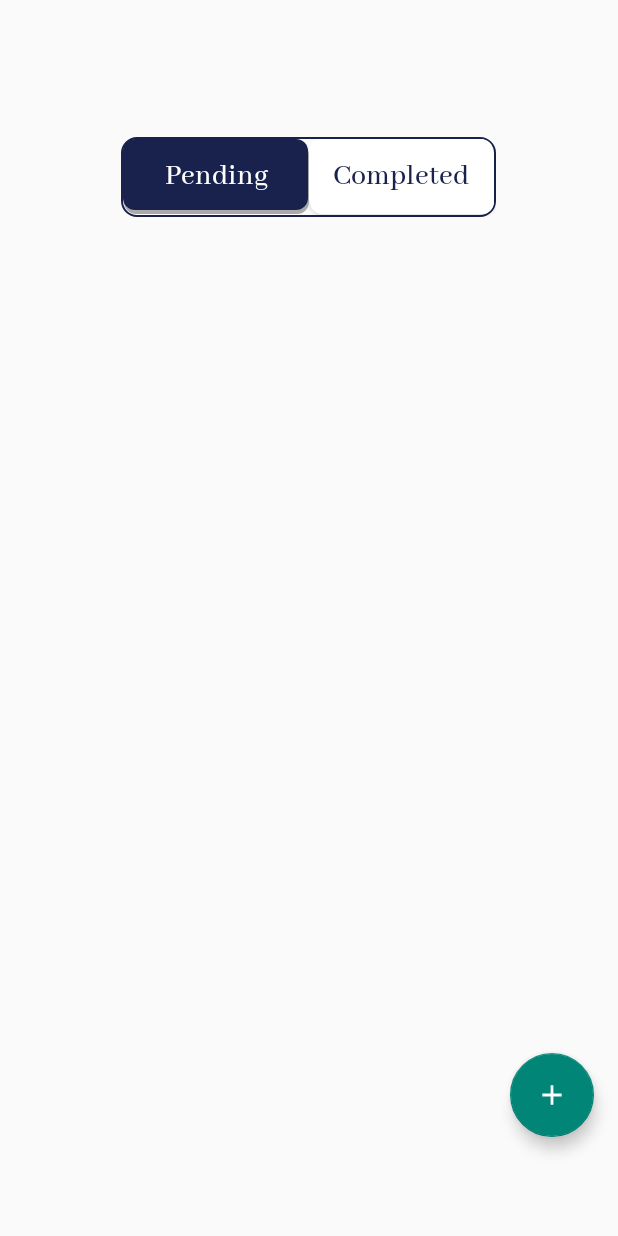
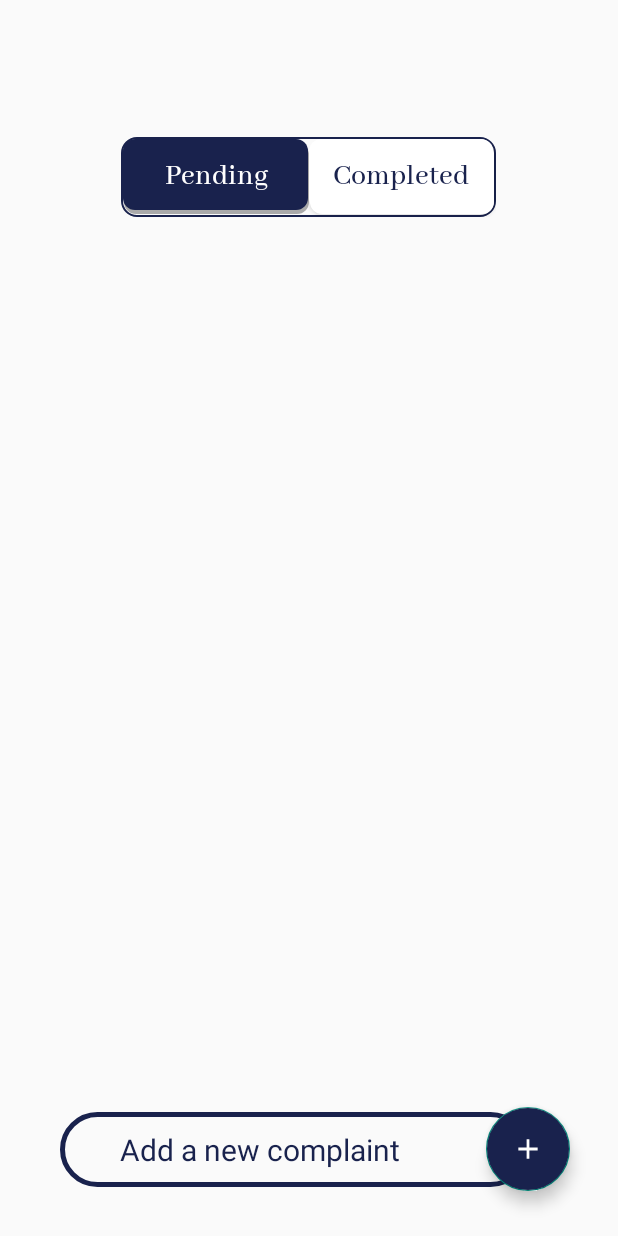
Before and after one commit to DeadliestDemon/Servo, an Android app: the StudentActivity screen opened directly, with no data from a screen before it, on a phone screen of 412 x 824 dp. Run offline under Robolectric (Android 15) with nearby library versions, the phone set to English and light mode, and no system bars.

Commit message:
Implemented frontend for add complaint floating button

```diff
--- /dev/null
+++ b/app/src/main/res/drawable/custom_border2.xml
@@ -0,0 +1,6 @@
+<?xml version="1.0" encoding="utf-8"?>
+<shape xmlns:android="http://schemas.android.com/apk/res/android">
+    <corners android:radius="50dp"/>
+    <!--    <padding android:left="10dp" android:right="10dp" android:top="10dp" android:bottom="10dp"/>-->
+    <stroke android:width="3dp" android:color="@color/colorPrimary"/>
+</shape>
--- a/app/src/main/res/layout/activity_student.xml
+++ b/app/src/main/res/layout/activity_student.xml
@@ -11,15 +11,15 @@
         android:layout_width="wrap_content"
         android:layout_height="wrap_content"
         android:layout_gravity="bottom|end"
-        android:layout_margin="16dp"
-        android:layout_marginEnd="24dp"
-        android:layout_marginBottom="16dp"
+        android:layout_marginEnd="60dp"
+        android:layout_marginBottom="30dp"
+        android:backgroundTint="@color/colorPrimary"
         android:baselineAlignBottom="false"
         android:contentDescription="@string/app_name"
         android:src="@drawable/ic_add"
-        android:translationY="-50dp"
         app:layout_constraintBottom_toBottomOf="parent"
-        app:layout_constraintEnd_toEndOf="parent" />
+        app:layout_constraintEnd_toEndOf="parent"
+        app:layout_constraintStart_toEndOf="@+id/textView" />
 
     <LinearLayout
         android:id="@+id/linearLayout"
@@ -97,5 +97,23 @@
         app:layout_constraintStart_toStartOf="parent"
         app:layout_constraintTop_toTopOf="parent" />
 
+    <TextView
+        android:id="@+id/textView"
+        android:layout_width="match_parent"
+        android:layout_height="50dp"
+        android:layout_marginStart="40dp"
+        android:layout_marginEnd="60dp"
+        android:layout_marginBottom="32.5dp"
+        android:background="@drawable/custom_border2"
+        android:gravity="center_vertical"
+        android:paddingStart="40dp"
+        android:paddingEnd="30dp"
+        android:text="@string/addNewComplain"
+        android:textColor="@color/colorPrimary"
+        android:textSize="20sp"
+        app:layout_constraintBottom_toBottomOf="parent"
+        app:layout_constraintEnd_toEndOf="parent"
+        app:layout_constraintStart_toStartOf="parent" />
+
 
 </androidx.constraintlayout.widget.ConstraintLayout>
--- a/app/src/main/res/values/strings.xml
+++ b/app/src/main/res/values/strings.xml
@@ -46,5 +46,6 @@
     <string name="addDes">Add Description</string>
     <string name="complaintStart">Complaint started on :</string>
     <string name="complaintEnd">Complaint ended on :</string>
+    <string name="addNewComplain">Add a new complaint </string>
 
 </resources>
```
